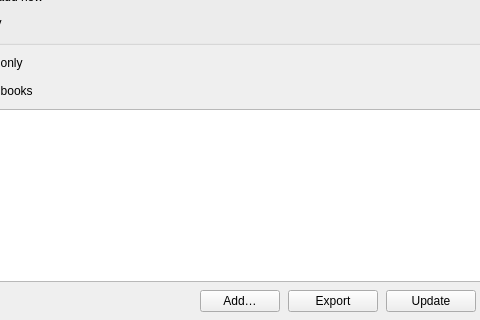
Before: the Qt Designer form freeLib/src/librariesdlg.ui in petrovvlad/freeLib, drawn with Qt 5; both pictures show x 123 to 603 and y 210 to 530 of the 705 by 530 pixel window.
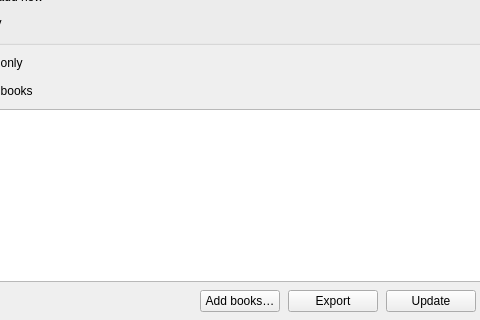
After: the same form once the commit is applied.

Commit message: feat: спрятана кнопка «Add books…»

The edit to the form file:
```diff
--- a/freeLib/src/librariesdlg.ui
+++ b/freeLib/src/librariesdlg.ui
@@ -221,7 +221,7 @@
      <item>
       <widget class="QPushButton" name="btnAddBook">
        <property name="text">
-        <string>Add…</string>
+        <string>Add books…</string>
        </property>
       </widget>
      </item>
```
Left out of the diff: 3 changed lines with no effect on the pictures.
